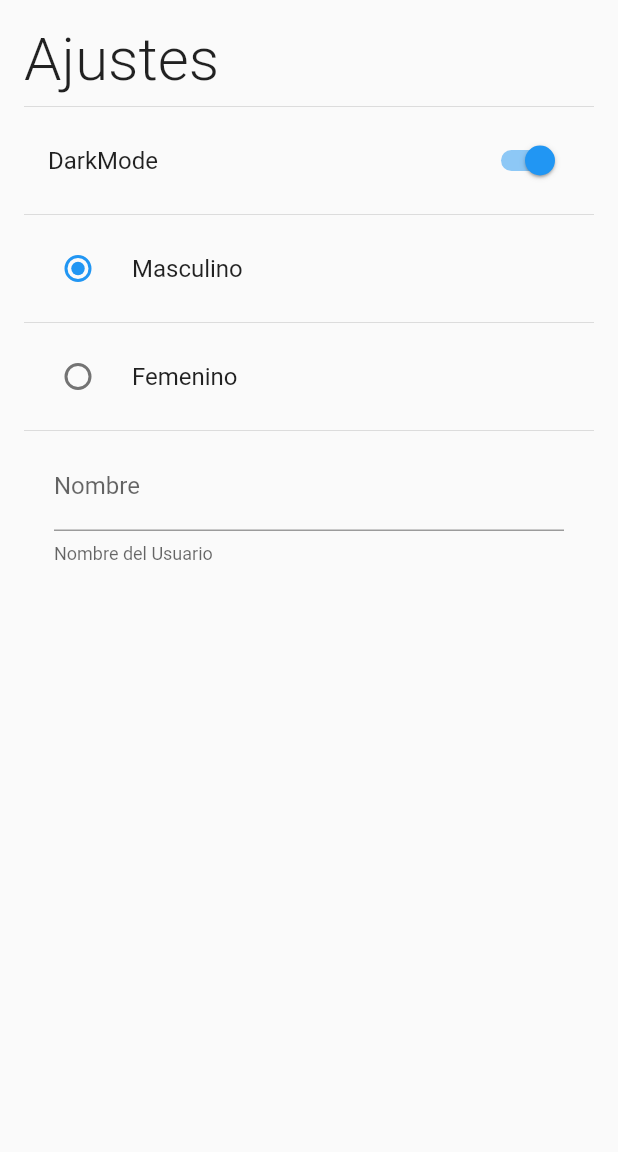
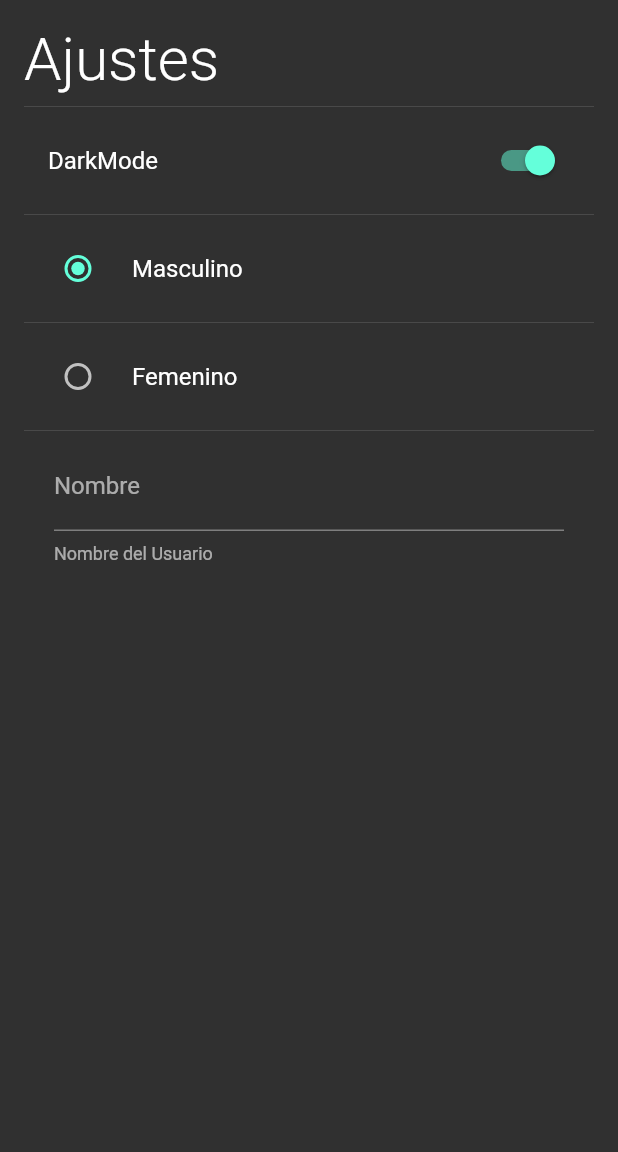
Before and after one commit to Lukezet/preferences_app, a Flutter app: the SettingsScreen screen opened by its route, after a tap on "DarkMode", on a phone screen of 412 x 824 dp, the part 84-1236 px from its top. Run offline on Flutter 3.47's test engine with Material 2 defaults, Android fonts, the phone set to English and light mode, and no system bars; our stand-ins replace shared_preferences; accounts and stored records are empty.

Commit message:
last commit

```diff
--- a/lib/Screens/settings_screen.dart
+++ b/lib/Screens/settings_screen.dart
@@ -1,6 +1,8 @@
 import 'package:flutter/material.dart';
+import 'package:provider/provider.dart';
 
 import '../Widgets/widgets.dart';
+import '../providers/theme_providers.dart';
 import '../share_preferences/preferences.dart';
 
 class SettingsScreen extends StatefulWidget {
@@ -39,6 +41,9 @@ class _SettingsScreenState extends State<SettingsScreen> {
                 value: Preferences.isDarkMode,
                 onChanged: (value){
                   Preferences.isDarkMode = value;
+                  final themeProvider = Provider.of<ThemeProvider>(context, listen: false);
+
+                  value ? themeProvider.setDarkMode() : themeProvider.setLightMode();
                   setState(() {});
                 }),
 
--- /dev/null
+++ b/lib/providers/theme_providers.dart
@@ -0,0 +1,19 @@
+import 'package:flutter/material.dart';
+
+class ThemeProvider extends ChangeNotifier{
+
+  ThemeData currentTheme;
+
+  ThemeProvider({
+    required bool isDarkMode
+  }): currentTheme = isDarkMode ? ThemeData.dark() : ThemeData.light(); //!si el isDarkMode es igual a true el currentTheme va a ser ThemeData.dark si no que sea light
+
+  setLightMode () {
+    currentTheme = ThemeData.light();
+    notifyListeners(); //* necesitamos el notifyListeners() para avisar que tiene que redibujar
+  }
+  setDarkMode () {
+    currentTheme = ThemeData.dark();
+    notifyListeners();
+  }
+}
```
Also changed, not shown: lib/main.dart (+11 -2 lines).
